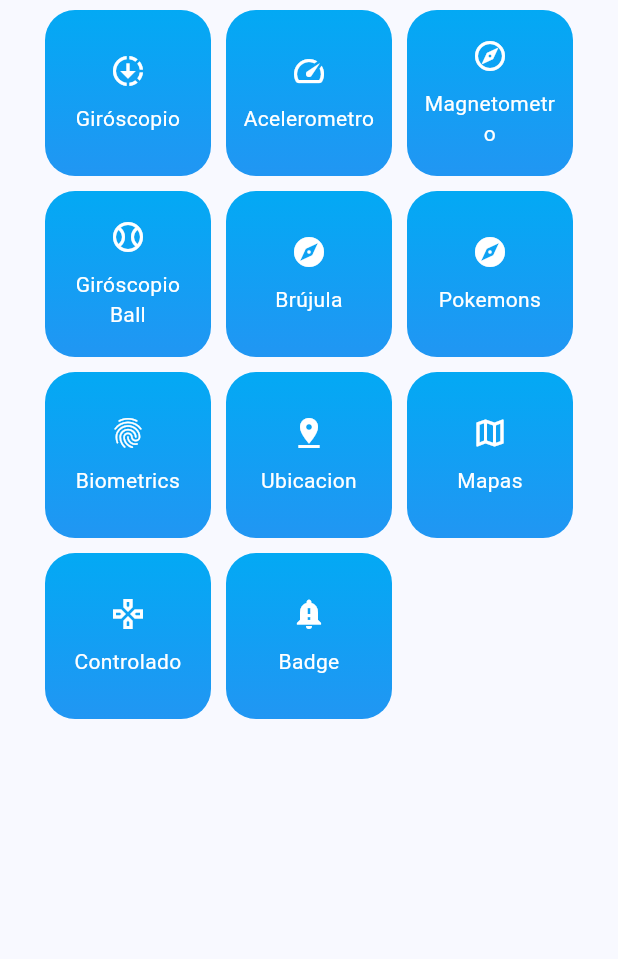
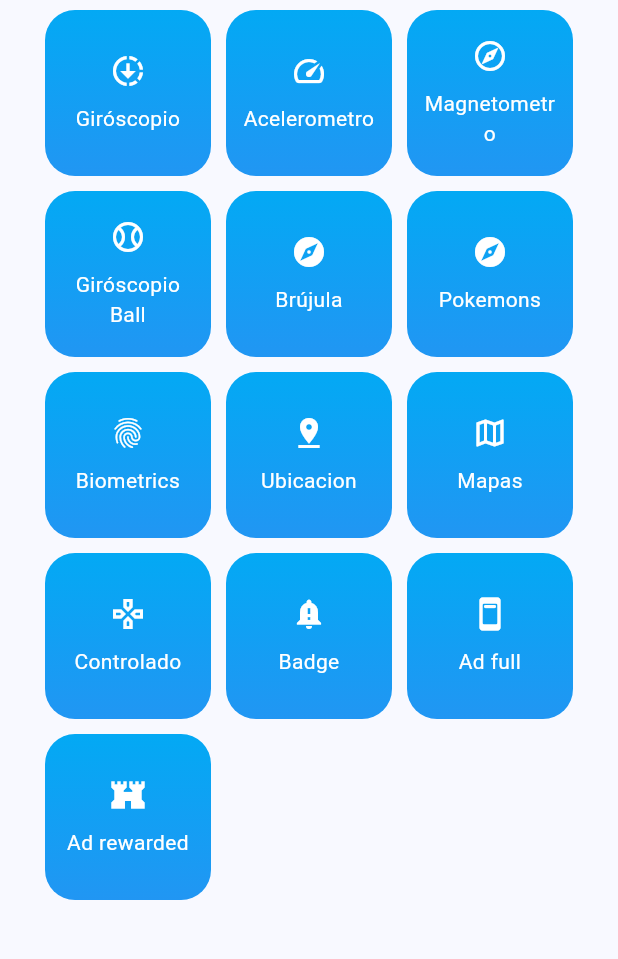
Before and after one commit to manypark/miscelaneos, a Flutter app: the screen it shows after launch, on a phone screen of 412 x 824 dp, the part 74-1033 px from its top. Run offline on Flutter 3.47's test engine with Material 2 defaults, Android fonts, the phone set to English and light mode, and no system bars; our stand-ins replace dio, flutter_compass, flutter_riverpod, geolocator, go_router, google_fonts and 5 more; missing offline and left inert: flutter_app_badger, quick_actions.

Commit message:
feat: created ad screens

```diff
--- a/lib/config/plugins/app_badge_plugin.dart
+++ b/lib/config/plugins/app_badge_plugin.dart
@@ -8,9 +8,7 @@ class AppBadgePlugin {
 
   static void updateBadgeCount( int count ) async {
 
-    if( !await isBadgeSupported )  {
-      return;
-    }
+    if( !await isBadgeSupported ) return;
 
     FlutterAppBadger.updateBadgeCount( count );
 
--- a/lib/config/router/app_router.dart
+++ b/lib/config/router/app_router.dart
@@ -84,6 +84,15 @@ final appRouter = GoRouter(
       builder: (context, state) => const BadgeScreen(),
     ),
 
+    GoRoute(
+      path: '/ad-fullscreen',
+      builder: (context, state) => const AdFullScreen(),
+    ),
+    GoRoute(
+      path: '/ad-rewarded',
+      builder: (context, state) => const AdRewardedScreen(),
+    ),
+
   ]
 
 );
--- a/lib/presentation/screens/badge/badge_screen.dart
+++ b/lib/presentation/screens/badge/badge_screen.dart
@@ -1,5 +1,7 @@
 import 'package:flutter/material.dart';
 import 'package:flutter_riverpod/flutter_riverpod.dart';
+
+import 'package:miscelaneos/config/config.dart';
 import 'package:miscelaneos/presentation/providers/providers.dart';
 
 class BadgeScreen extends ConsumerWidget {
@@ -29,7 +31,8 @@ class BadgeScreen extends ConsumerWidget {
                 ref.invalidate(badgeProvider);
               },
               child: const Text('Borrar badge')
-            )
+            ),
+
           ],
         ),
       ),
--- a/lib/presentation/screens/screens.dart
+++ b/lib/presentation/screens/screens.dart
@@ -19,3 +19,6 @@ export 'locations/location_screen.dart';
 export 'locations/map_screen.dart';
 
 export 'badge/badge_screen.dart';
+
+export 'ads/ad_full_screen.dart';
+export 'ads/ad_rewarded_screen.dart';
--- a/lib/presentation/widgets/shared/main_menu.dart
+++ b/lib/presentation/widgets/shared/main_menu.dart
@@ -32,6 +32,9 @@ class MenuItem {
     MenuItem(title: 'Controlado',     icon: Icons.gamepad_outlined,          route: '/controlled-map' ),
 
     MenuItem(title: 'Badge',          icon: Icons.notification_important,     route: '/badge' ),
+
+    MenuItem(title: 'Ad full',        icon: Icons.ad_units_rounded,          route: '/ad-fullscreen' ),
+    MenuItem(title: 'Ad rewarded',    icon: Icons.fort_sharp,                route: '/ad-rewarded' ),
   ];
 
 class MainMenu extends StatelessWidget {
```
Also changed, not shown: lib/presentation/screens/ads/ad_full_screen.dart (added, +19 -0 lines), lib/presentation/screens/ads/ad_rewarded_screen.dart (added, +19 -0 lines).
